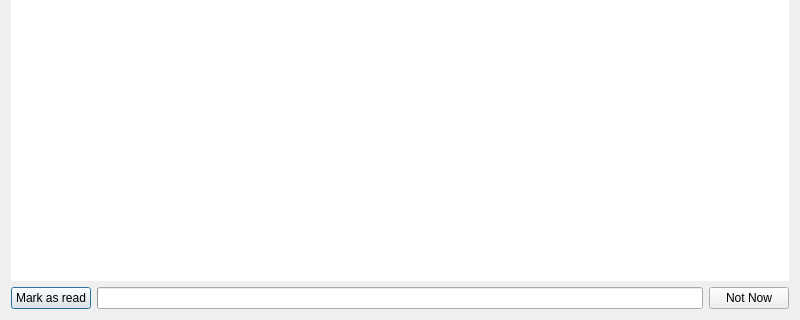
The window that forms/usermessages.ui (pixellots/unclient) describes before a commit, drawn with Qt 5; both pictures show x 0 to 800 and y 280 to 600 of the 800 by 600 pixel window.
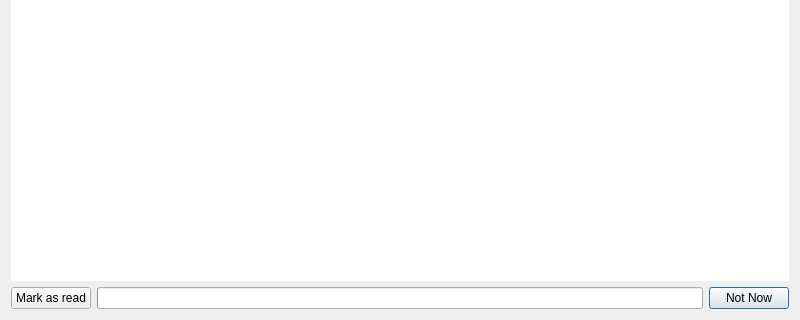
The same window after the commit. Icons and pictures are not drawn. Custom widgets are drawn as their Qt base class.

The edit to the form file:
```diff
--- a/forms/usermessages.ui
+++ b/forms/usermessages.ui
@@ -134,6 +134,9 @@
        <property name="text">
         <string>Not Now</string>
        </property>
+       <property name="default">
+        <bool>true</bool>
+       </property>
       </widget>
      </item>
     </layout>
```
Left out of the diff: 6 changed lines with no effect on the pictures.
